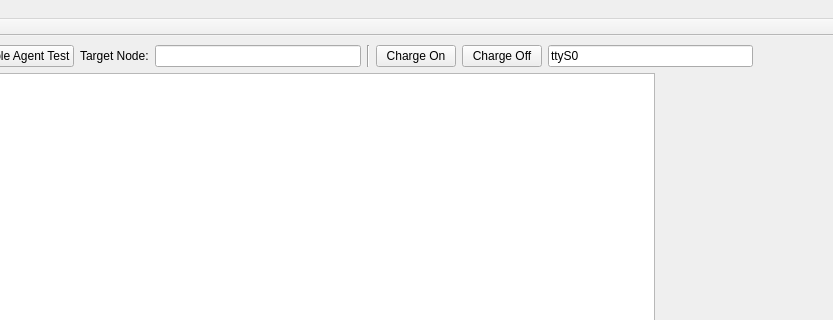
Old version of the form App/AgentsManager/mainwindow.ui in the repository break11/AutoStorage; both pictures show x 212 to 1045 and y 0 to 320 of the 1180 by 851 pixel window.
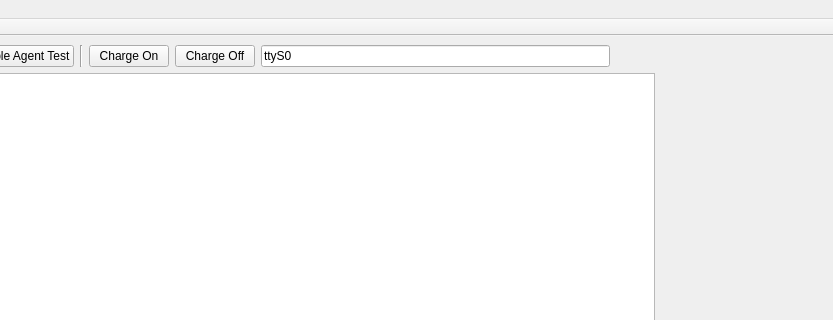
New version of the form.

The edit to the form file:
```diff
--- a/App/AgentsManager/mainwindow.ui
+++ b/App/AgentsManager/mainwindow.ui
@@ -47,16 +47,6 @@
         </property>
        </widget>
       </item>
-      <item>
-       <widget class="QLabel" name="lbTargetNode">
-        <property name="text">
-         <string>Target Node:</string>
-        </property>
-       </widget>
-      </item>
-      <item>
-       <widget class="QLineEdit" name="leTargetNode"/>
-      </item>
       <item>
        <widget class="Line" name="line">
         <property name="orientation">
```
